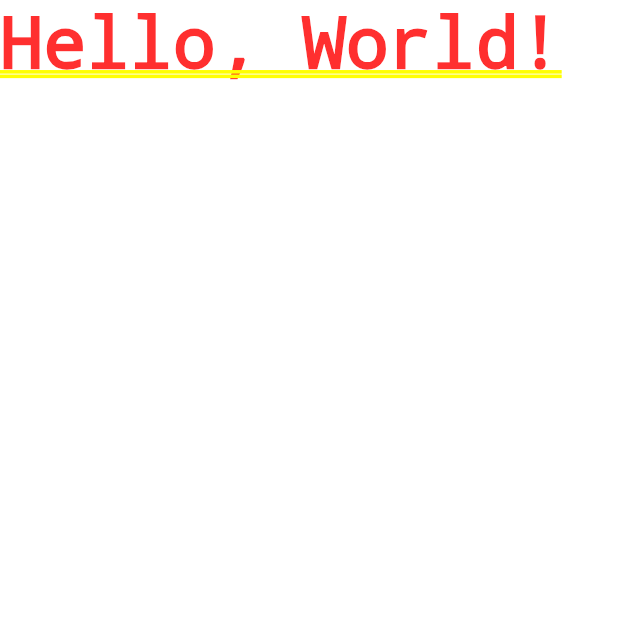
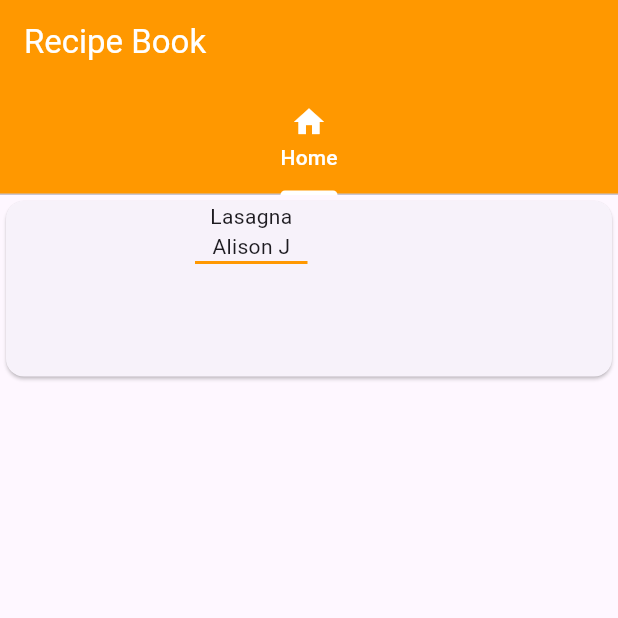
Before and after one commit to angelinajm13/recipe_book, a Flutter app: the screen it shows after launch, on a phone screen of 412 x 824 dp, the top half of it. Run offline on Flutter 3.47's test engine with Material 3 defaults, Android fonts, the phone set to English and light mode, and no system bars.

Commit message:
Dividiendo vistas

```diff
--- a/lib/main.dart
+++ b/lib/main.dart
@@ -1,15 +1,47 @@
 import 'package:flutter/material.dart';
+import 'screens/home_screen.dart';
 
 void main() => runApp(const MyApp());
 
+// MyApp widget
+// This widget is the root of the application.
+// It sets up the MaterialApp with a title and the home widget.
 class MyApp extends StatelessWidget {
   const MyApp({Key? key}) : super(key: key);
 
   @override
   Widget build(BuildContext context) {
-    return MaterialApp(
+    return const MaterialApp(
+      debugShowCheckedModeBanner: false,
       title: 'hola mundo',
-      home: Container(child: const Text('Hello, World!')),
+      home: const RecipeBook(),
     );
   }
 }
+
+// RecipeBook widget
+// This widget represents a simple recipe book application.
+// It contains an AppBar with a title and a background color.
+class RecipeBook extends StatelessWidget {
+  const RecipeBook({super.key});
+  @override
+  Widget build(BuildContext context) {
+    return DefaultTabController(
+      length: 1,
+      child: Scaffold(
+        appBar: AppBar(
+          // AppBar widget es la barra superior de la aplicación.
+          backgroundColor: Colors.orange,
+          title: Text('Recipe Book', style: TextStyle(color: Colors.white)),
+          bottom: TabBar(
+            indicatorColor: Colors.white,
+            labelColor: Colors.white,
+            unselectedLabelColor: Colors.white,
+            tabs: [Tab(icon: Icon(Icons.home), text: 'Home')],
+          ),
+        ),
+        body: TabBarView(children: [HomeScreen()]),
+      ),
+    );
+  }
+}
--- /dev/null
+++ b/lib/screens/home_screen.dart
@@ -0,0 +1,42 @@
+import 'package:flutter/material.dart';
+
+class HomeScreen extends StatelessWidget {
+  const HomeScreen({super.key});
+
+  @override
+  Widget build(BuildContext context) {
+    return Scaffold(
+      body: Container(
+        // área principal de la aplicación.
+        width: MediaQuery.of(context).size.width,
+        height: 125,
+        child: Card(
+          // cajita con bordes y sombra
+          child: Row(
+            children: <Widget>[
+              Container(
+                // este container es una caja que contiene un widget.
+                height: 125,
+                width: 100,
+                child: ClipRRect(
+                  // da bordes redondeados a un widget.
+                  borderRadius: BorderRadius.circular(10),
+                  child: Container(),
+                ),
+              ),
+              SizedBox(width: 26),
+              Column(
+                //apila widgets verticalmente.
+                children: <Widget>[
+                  Text('Lasagna'),
+                  Text('Alison J'),
+                  Container(height: 2, width: 75, color: Colors.orange),
+                ],
+              ),
+            ],
+          ),
+        ),
+      ),
+    );
+  }
+}
```
